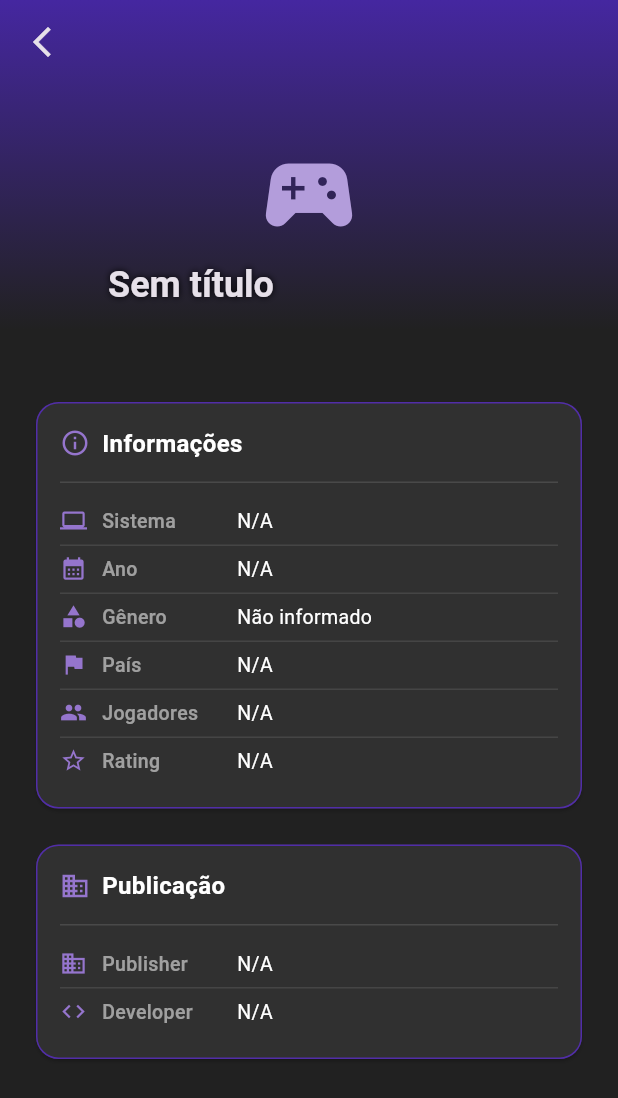
After one commit to PHS-00/app-retro-games, a Flutter app: the GameDetailPage screen opened by its route, on a phone screen of 412 x 824 dp. The commit adds this screen. Shown: the top 1098 px of the screen. Run offline on Flutter 3.47's test engine with Material 3 defaults, Android fonts, the phone set to English and light mode, and no system bars; our stand-ins replace get; network calls fail.

Commit message:
feat: adiciona página de detalhes dos jogos (games_detail_page)

```diff
--- a/lib/main.dart
+++ b/lib/main.dart
@@ -19,6 +19,7 @@ import 'package:get/get.dart';
 
 import 'view/home_page.dart';
 import 'view/catalog_page.dart';
+import 'view/games_detail_page.dart';
 
 void main() {
   runApp(const RetroVaultApp());
@@ -42,15 +43,11 @@ class RetroVaultApp extends StatelessWidget {
       initialRoute: '/',
 
       getPages: [
-        GetPage(
-          name: '/',
-          page: () => const HomePage(),
-        ),
+        GetPage(name: '/', page: () => const HomePage()),
 
-        GetPage(
-          name: '/catalogo',
-          page: () => const CatalogPage(),
-        ),
+        GetPage(name: '/catalogo', page: () => const CatalogPage()),
+
+        GetPage(name: '/detalhe', page: () => const GameDetailPage()),
       ],
     );
   }
--- a/lib/view/catalog_page.dart
+++ b/lib/view/catalog_page.dart
@@ -1,4 +1,5 @@
 import 'package:flutter/material.dart';
+import 'package:get/get.dart';
 import '../data/data_service.dart';
 
 class CatalogPage extends StatefulWidget {
@@ -43,14 +44,10 @@ class _CatalogPageState extends State<CatalogPage> {
     return Scaffold(
       backgroundColor: Colors.grey[900],
 
-      appBar: AppBar(
-        title: const Text("Catálogo Retrô"),
-      ),
+      appBar: AppBar(title: const Text("Catálogo Retrô")),
 
       body: carregando
-          ? const Center(
-              child: CircularProgressIndicator(),
-            )
+          ? const Center(child: CircularProgressIndicator())
           : ListView.builder(
               padding: const EdgeInsets.all(12),
               itemCount: dataService.jogos.length,
@@ -65,7 +62,9 @@ class _CatalogPageState extends State<CatalogPage> {
                   generos = (jogo["genre"] as List).join(", ");
                 }
 
-                return Card(
+                return GestureDetector(
+                  onTap: () => Get.toNamed('/detalhe', arguments: jogo),
+                  child: Card(
                     elevation: 4,
                     margin: const EdgeInsets.only(bottom: 12),
 
@@ -80,14 +79,9 @@ class _CatalogPageState extends State<CatalogPage> {
                         crossAxisAlignment: CrossAxisAlignment.start,
 
                         children: [
-
                           Row(
                             children: [
-
-                            const Icon(
-                              Icons.sports_esports,
-                              size: 40,
-                            ),
+                              const Icon(Icons.sports_esports, size: 40),
 
                               const SizedBox(width: 12),
 
@@ -99,6 +93,11 @@ class _CatalogPageState extends State<CatalogPage> {
                                     fontWeight: FontWeight.bold,
                                   ),
                                 ),
+                              ),
+
+                              const Icon(
+                                Icons.chevron_right,
+                                color: Colors.white38,
                               ),
                             ],
                           ),
@@ -124,9 +123,7 @@ class _CatalogPageState extends State<CatalogPage> {
                               const Icon(Icons.calendar_month, size: 18),
                               const SizedBox(width: 8),
                               Expanded(
-                              child: Text(
-                                "Ano: ${jogo["year"] ?? "N/A"}",
-                              ),
+                                child: Text("Ano: ${jogo["year"] ?? "N/A"}"),
                               ),
                             ],
                           ),
@@ -151,11 +148,7 @@ class _CatalogPageState extends State<CatalogPage> {
                             children: [
                               const Icon(Icons.category, size: 18),
                               const SizedBox(width: 8),
-                            Expanded(
-                              child: Text(
-                                "Gêneros: $generos",
-                              ),
-                            ),
+                              Expanded(child: Text("Gêneros: $generos")),
                             ],
                           ),
 
@@ -165,30 +158,22 @@ class _CatalogPageState extends State<CatalogPage> {
                             spacing: 8,
 
                             children: [
-
                               if (jogo["has_box_front"] == 1)
-                              const Chip(
-                                label: Text("Capa"),
-                              ),
+                                const Chip(label: Text("Capa")),
 
                               if (jogo["has_screenshot"] == 1)
-                              const Chip(
-                                label: Text("Screenshot"),
-                              ),
+                                const Chip(label: Text("Screenshot")),
 
                               if (jogo["has_manual"] == 1)
-                              const Chip(
-                                label: Text("Manual"),
-                              ),
+                                const Chip(label: Text("Manual")),
 
                               if (jogo["has_video_lq"] == 1 ||
                                   jogo["has_video_hq"] == 1)
-                              const Chip(
-                                label: Text("Vídeo"),
+                                const Chip(label: Text("Vídeo")),
+                            ],
                           ),
                         ],
                       ),
-                      ],
                     ),
                   ),
                 );
--- /dev/null
+++ b/lib/view/games_detail_page.dart
@@ -0,0 +1,349 @@
+import 'package:flutter/material.dart';
+import 'package:get/get.dart';
+
+class GameModel {
+  final String titulo;
+  final String sistema;
+  final String ano;
+  final String publisher;
+  final String developer;
+  final String pais;
+  final String players;
+  final String rating;
+  final String generos;
+  final bool temCapa;
+  final bool temScreenshot;
+  final bool temManual;
+  final bool temVideo;
+
+  const GameModel({
+    required this.titulo,
+    required this.sistema,
+    required this.ano,
+    required this.publisher,
+    required this.developer,
+    required this.pais,
+    required this.players,
+    required this.rating,
+    required this.generos,
+    required this.temCapa,
+    required this.temScreenshot,
+    required this.temManual,
+    required this.temVideo,
+  });
+
+  factory GameModel.fromMap(Map<String, dynamic> map) {
+    String processarGeneros(dynamic genre) {
+      if (genre is List && genre.isNotEmpty) return genre.join(", ");
+      if (genre is String && genre.isNotEmpty) return genre;
+      return "Não informado";
+    }
+
+    return GameModel(
+      titulo: map["title_en"] ?? "Sem título",
+      sistema: map["system"] ?? "N/A",
+      ano: map["year"]?.toString() ?? "N/A",
+      publisher: map["publisher"] ?? "N/A",
+      developer: map["developer"] ?? "N/A",
+      pais: map["country"] ?? "N/A",
+      players: map["players"]?.toString() ?? "N/A",
+      rating: map["rating"] ?? "N/A",
+      generos: processarGeneros(map["genre"]),
+      temCapa: map["has_box_front"] == 1,
+      temScreenshot: map["has_screenshot"] == 1,
+      temManual: map["has_manual"] == 1,
+      temVideo: map["has_video_lq"] == 1 || map["has_video_hq"] == 1,
+    );
+  }
+}
+
+class GameDetailPage extends StatelessWidget {
+  const GameDetailPage({super.key});
+
+  @override
+  Widget build(BuildContext context) {
+    final Map<String, dynamic> argumentos =
+        (Get.arguments as Map<String, dynamic>?) ?? {};
+
+    final GameModel jogo = GameModel.fromMap(argumentos);
+
+    return Scaffold(
+      backgroundColor: Colors.grey[900],
+      body: CustomScrollView(
+        slivers: [
+          SliverAppBar(
+            expandedHeight: 220,
+            pinned: true,
+            backgroundColor: Colors.deepPurple.shade900,
+            flexibleSpace: FlexibleSpaceBar(
+              title: Text(
+                jogo.titulo,
+                style: const TextStyle(
+                  fontSize: 16,
+                  fontWeight: FontWeight.bold,
+                  shadows: [Shadow(blurRadius: 6, color: Colors.black)],
+                ),
+                maxLines: 2,
+                overflow: TextOverflow.ellipsis,
+              ),
+              background: Container(
+                decoration: BoxDecoration(
+                  gradient: LinearGradient(
+                    begin: Alignment.topCenter,
+                    end: Alignment.bottomCenter,
+                    colors: [Colors.deepPurple.shade800, Colors.grey.shade900],
+                  ),
+                ),
+                child: Center(
+                  child: Column(
+                    mainAxisAlignment: MainAxisAlignment.center,
+                    children: [
+                      const SizedBox(height: 40),
+                      Icon(
+                        Icons.sports_esports,
+                        size: 72,
+                        color: Colors.deepPurple.shade200,
+                      ),
+                    ],
+                  ),
+                ),
+              ),
+            ),
+            leading: IconButton(
+              icon: const Icon(Icons.arrow_back_ios_new),
+              onPressed: () => Get.back(),
+            ),
+          ),
+          SliverToBoxAdapter(
+            child: Padding(
+              padding: const EdgeInsets.all(20),
+              child: Column(
+                crossAxisAlignment: CrossAxisAlignment.start,
+                children: [
+                  Wrap(
+                    spacing: 8,
+                    runSpacing: 4,
+                    children: [
+                      if (jogo.temCapa)
+                        const _MidiaChip(
+                          label: "Capa",
+                          icon: Icons.image,
+                          color: Colors.indigo,
+                        ),
+                      if (jogo.temScreenshot)
+                        const _MidiaChip(
+                          label: "Screenshot",
+                          icon: Icons.screenshot_monitor,
+                          color: Colors.teal,
+                        ),
+                      if (jogo.temManual)
+                        const _MidiaChip(
+                          label: "Manual",
+                          icon: Icons.menu_book,
+                          color: Colors.orange,
+                        ),
+                      if (jogo.temVideo)
+                        const _MidiaChip(
+                          label: "Vídeo",
+                          icon: Icons.play_circle,
+                          color: Colors.red,
+                        ),
+                    ],
+                  ),
+                  const SizedBox(height: 24),
+
+                  _SectionCard(
+                    titulo: "Informações",
+                    icon: Icons.info_outline,
+                    child: Column(
+                      children: [
+                        _InfoRow(
+                          icon: Icons.computer,
+                          label: "Sistema",
+                          valor: jogo.sistema,
+                        ),
+                        _InfoRow(
+                          icon: Icons.calendar_month,
+                          label: "Ano",
+                          valor: jogo.ano,
+                        ),
+                        _InfoRow(
+                          icon: Icons.category,
+                          label: "Gênero",
+                          valor: jogo.generos,
+                        ),
+                        _InfoRow(
+                          icon: Icons.flag,
+                          label: "País",
+                          valor: jogo.pais,
+                        ),
+                        _InfoRow(
+                          icon: Icons.people,
+                          label: "Jogadores",
+                          valor: jogo.players,
+                        ),
+                        _InfoRow(
+                          icon: Icons.star_outline,
+                          label: "Rating",
+                          valor: jogo.rating,
+                          isLast: true,
+                        ),
+                      ],
+                    ),
+                  ),
+                  const SizedBox(height: 16),
+
+                  _SectionCard(
+                    titulo: "Publicação",
+                    icon: Icons.business,
+                    child: Column(
+                      children: [
+                        _InfoRow(
+                          icon: Icons.business,
+                          label: "Publisher",
+                          valor: jogo.publisher,
+                        ),
+                        _InfoRow(
+                          icon: Icons.code,
+                          label: "Developer",
+                          valor: jogo.developer,
+                          isLast: true,
+                        ),
+                      ],
+                    ),
+                  ),
+                  const SizedBox(height: 80),
+                ],
+              ),
+            ),
+          ),
+        ],
+      ),
+    );
+  }
+}
+
+class _MidiaChip extends StatelessWidget {
+  final String label;
+  final IconData icon;
+  final Color color;
+
+  const _MidiaChip({
+    required this.label,
+    required this.icon,
+    required this.color,
+  });
+
+  @override
+  Widget build(BuildContext context) {
+    return Chip(
+      avatar: Icon(icon, size: 16, color: color.withOpacity(0.9)),
+      label: Text(
+        label,
+        style: const TextStyle(color: Colors.white70, fontSize: 12),
+      ),
+      backgroundColor: color.withOpacity(0.2),
+      side: BorderSide(color: color.withOpacity(0.5)),
+      padding: const EdgeInsets.symmetric(horizontal: 4),
+    );
+  }
+}
+
+class _SectionCard extends StatelessWidget {
+  final String titulo;
+  final IconData icon;
+  final Widget child;
+
+  const _SectionCard({
+    required this.titulo,
+    required this.icon,
+    required this.child,
+  });
+
+  @override
+  Widget build(BuildContext context) {
+    return Card(
+      color: Colors.grey[850],
+      shape: RoundedRectangleBorder(
+        borderRadius: BorderRadius.circular(15),
+        side: BorderSide(color: Colors.deepPurple.shade700, width: 1),
+      ),
+      child: Padding(
+        padding: const EdgeInsets.all(16),
+        child: Column(
+          crossAxisAlignment: CrossAxisAlignment.start,
+          children: [
+            Row(
+              children: [
+                Icon(icon, color: Colors.deepPurple.shade300, size: 20),
+                const SizedBox(width: 8),
+                Text(
+                  titulo,
+                  style: const TextStyle(
+                    fontSize: 16,
+                    fontWeight: FontWeight.bold,
+                    color: Colors.white,
+                  ),
+                ),
+              ],
+            ),
+            const SizedBox(height: 14),
+            const Divider(height: 1, color: Colors.white12),
+            const SizedBox(height: 10),
+            child,
+          ],
+        ),
+      ),
+    );
+  }
+}
+
+class _InfoRow extends StatelessWidget {
+  final IconData icon;
+  final String label;
+  final String valor;
+  final bool isLast;
+
+  const _InfoRow({
+    required this.icon,
+    required this.label,
+    required this.valor,
+    this.isLast = false,
+  });
+
+  @override
+  Widget build(BuildContext context) {
+    return Column(
+      children: [
+        Padding(
+          padding: const EdgeInsets.symmetric(vertical: 6),
+          child: Row(
+            crossAxisAlignment: CrossAxisAlignment.start,
+            children: [
+              Icon(icon, size: 18, color: Colors.deepPurple.shade300),
+              const SizedBox(width: 10),
+              SizedBox(
+                width: 90,
+                child: Text(
+                  label,
+                  style: const TextStyle(
+                    color: Colors.white54,
+                    fontSize: 13,
+                    fontWeight: FontWeight.w500,
+                  ),
+                ),
+              ),
+              Expanded(
+                child: Text(
+                  valor,
+                  style: const TextStyle(color: Colors.white, fontSize: 13),
+                ),
+              ),
+            ],
+          ),
+        ),
+        if (!isLast) const Divider(height: 1, color: Colors.white10),
+      ],
+    );
+  }
+}
```
Also changed, not shown: pubspec.lock, 1 other file. Lines whose indentation alone changed are shown as unchanged.
